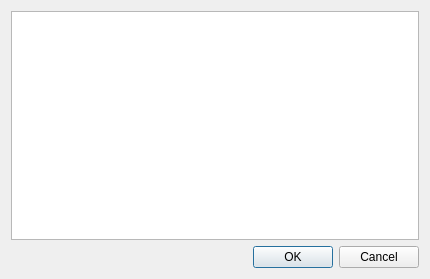
Above: ui/massage.ui from Lixuannan/CodeLib-Local before the change. Below: the same form after it.
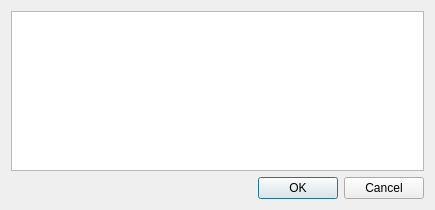
That is the form after the change. Icons and pictures are not drawn.

```diff
--- a/ui/massage.ui
+++ b/ui/massage.ui
@@ -6,8 +6,8 @@
    <rect>
     <x>0</x>
     <y>0</y>
-    <width>430</width>
-    <height>279</height>
+    <width>435</width>
+    <height>210</height>
    </rect>
   </property>
   <property name="windowTitle">
```
Left out of the diff: 8 changed lines with no effect on the pictures.
